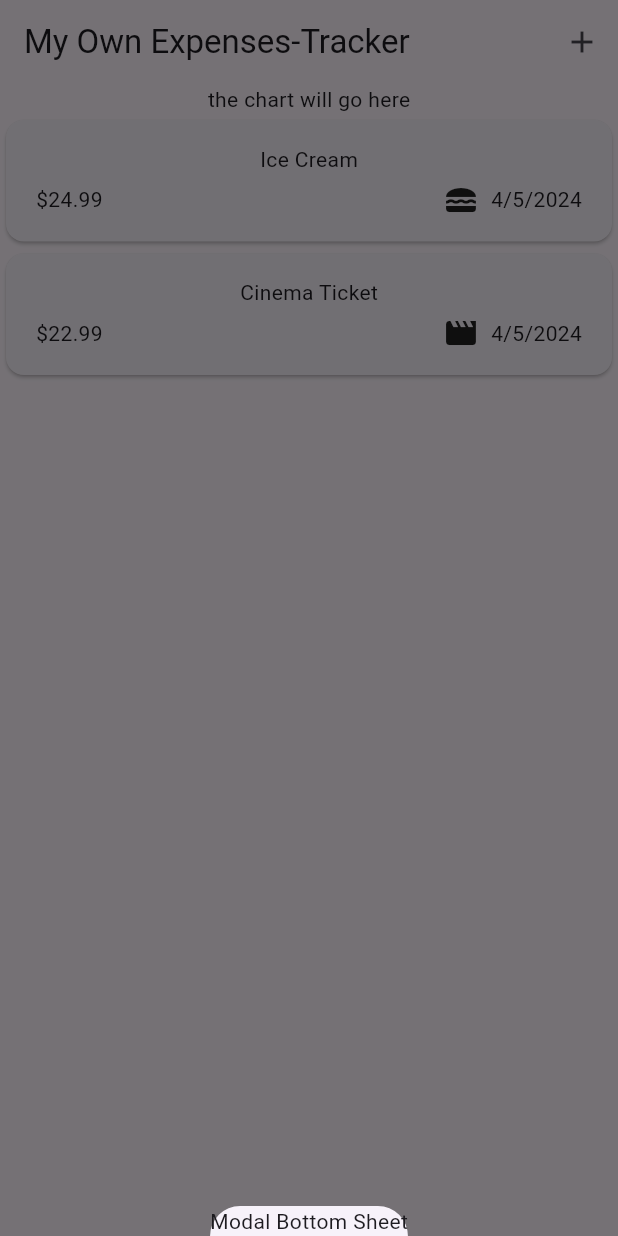
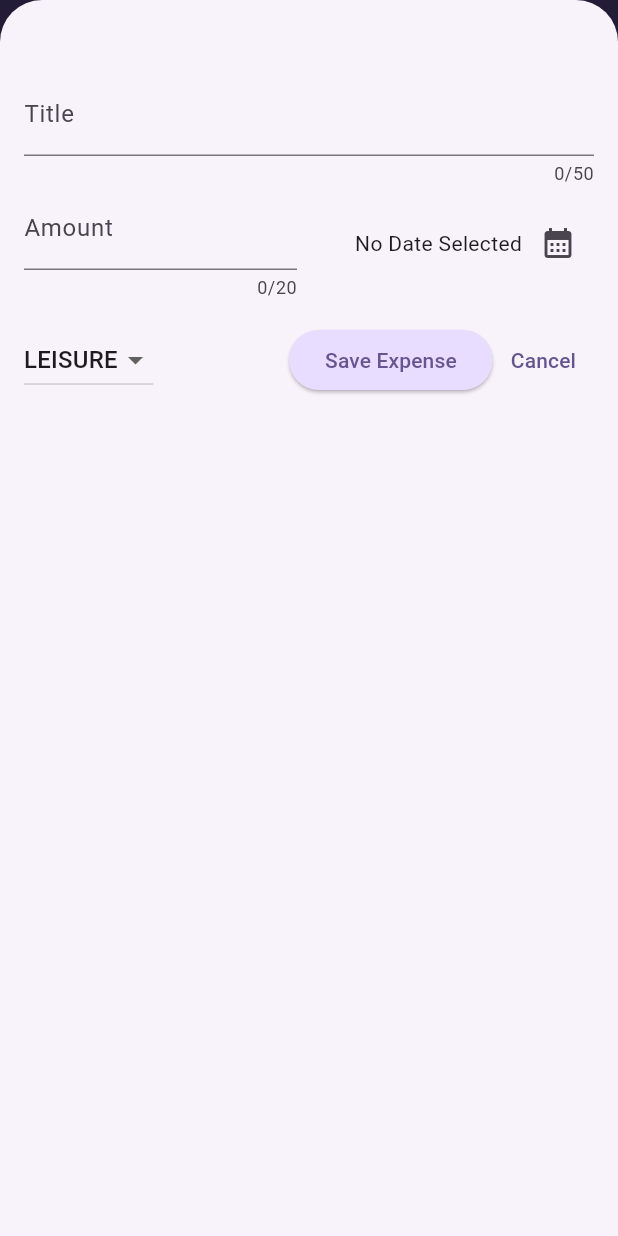
Before and after one commit to karanpatel0608/Expense_Tracker, a Flutter app: the screen it shows after launch, after a tap on the "add" icon, on a phone screen of 412 x 824 dp. Run offline on Flutter 3.47's test engine with Material 3 defaults, Android fonts, the phone set to English and light mode, and no system bars.

Commit message:
added charts and form validations

```diff
--- a/lib/main.dart
+++ b/lib/main.dart
@@ -1,8 +1,56 @@
 import 'package:flutter/material.dart';
 import 'package:expense_tracker/widgets/expenses.dart';
 
+var kColorScheme = ColorScheme.fromSeed(
+  seedColor: const Color.fromARGB(255, 96, 59, 181),
+);
+
+var kDarkColorScheme = ColorScheme.fromSeed(
+  seedColor: const Color.fromARGB(255, 5, 99, 125),
+  brightness: Brightness.dark,
+);
+
 void main() {
-  runApp(const MaterialApp(
-    home: Expenses(),
-  ));
+  runApp(
+    MaterialApp(
+      darkTheme: ThemeData.dark().copyWith(
+        colorScheme: kDarkColorScheme,
+        cardTheme: const CardTheme().copyWith(
+          color: kDarkColorScheme.secondaryContainer,
+          margin: const EdgeInsets.symmetric(horizontal: 16, vertical: 8),
+        ),
+        elevatedButtonTheme: ElevatedButtonThemeData(
+          style: ElevatedButton.styleFrom(
+            backgroundColor: kDarkColorScheme.primaryContainer,
+            foregroundColor: kDarkColorScheme.onPrimaryContainer,
+          ),
+        ),
+      ),
+      theme: ThemeData(useMaterial3: true).copyWith(
+        colorScheme: kColorScheme,
+        appBarTheme: const AppBarTheme().copyWith(
+          backgroundColor: kColorScheme.onPrimaryContainer,
+          foregroundColor: kColorScheme.primaryContainer,
+        ),
+        cardTheme: const CardTheme().copyWith(
+          color: kColorScheme.secondaryContainer,
+          margin: const EdgeInsets.symmetric(horizontal: 16, vertical: 8),
+        ),
+        elevatedButtonTheme: ElevatedButtonThemeData(
+          style: ElevatedButton.styleFrom(
+            backgroundColor: kColorScheme.primaryContainer,
+          ),
+        ),
+        textTheme: ThemeData().textTheme.copyWith(
+              titleLarge: TextStyle(
+                fontWeight: FontWeight.bold,
+                color: kColorScheme.onSecondaryContainer,
+                fontSize: 17,
+              ),
+            ),
+      ),
+      themeMode: ThemeMode.system,
+      home: const Expenses(),
+    ),
+  );
 }
--- a/lib/models/expense.dart
+++ b/lib/models/expense.dart
@@ -35,3 +35,25 @@ class Expense {
     return formatter.format(date);
   }
 }
+
+class ExpenseBucket {
+  const ExpenseBucket({
+    required this.category,
+    required this.expenses,
+  });
+
+  ExpenseBucket.forCategory(List<Expense> allExpenses, this.category): expenses=allExpenses.where((expense)=>expense.category==category).toList();
+
+  final Category category;
+  final List<Expense> expenses;
+
+  double get totalExpenses {
+    double sum = 0;
+
+    for (final expense in expenses) {
+      sum += expense.amount;
+    }
+
+    return sum;
+  }
+}
--- /dev/null
+++ b/lib/widgets/chart/chart.dart
@@ -0,0 +1,95 @@
+ import 'package:flutter/material.dart';
+
+import 'package:expense_tracker/widgets/chart/chart_bar.dart';
+import 'package:expense_tracker/models/expense.dart';
+
+class Chart extends StatelessWidget {
+  const Chart({super.key, required this.expenses});
+
+  final List<Expense> expenses;
+
+  List<ExpenseBucket> get buckets {
+    return [
+      ExpenseBucket.forCategory(expenses, Category.food),
+      ExpenseBucket.forCategory(expenses, Category.leisure),
+      ExpenseBucket.forCategory(expenses, Category.travel),
+      ExpenseBucket.forCategory(expenses, Category.work),
+    ];
+  }
+
+  double get maxTotalExpense {
+    double maxTotalExpense = 0;
+
+    for (final bucket in buckets) {
+      if (bucket.totalExpenses > maxTotalExpense) {
+        maxTotalExpense = bucket.totalExpenses;
+      }
+    }
+
+    return maxTotalExpense;
+  }
+
+  @override
+  Widget build(BuildContext context) {
+    final isDarkMode =
+        MediaQuery.of(context).platformBrightness == Brightness.dark;
+    return Container(
+      margin: const EdgeInsets.all(16),
+      padding: const EdgeInsets.symmetric(
+        vertical: 16,
+        horizontal: 8,
+      ),
+      width: double.infinity,
+      height: 180,
+      decoration: BoxDecoration(
+        borderRadius: BorderRadius.circular(8),
+        gradient: LinearGradient(
+          colors: [
+            Theme.of(context).colorScheme.primary.withOpacity(0.3),
+            Theme.of(context).colorScheme.primary.withOpacity(0.0)
+          ],
+          begin: Alignment.bottomCenter,
+          end: Alignment.topCenter,
+        ),
+      ),
+      child: Column(
+        children: [
+          Expanded(
+            child: Row(
+              crossAxisAlignment: CrossAxisAlignment.end,
+              children: [
+                for (final bucket in buckets) // alternative to map()
+                  ChartBar(
+                    fill: bucket.totalExpenses == 0
+                        ? 0
+                        : bucket.totalExpenses / maxTotalExpense,
+                  )
+              ],
+            ),
+          ),
+          const SizedBox(height: 12),
+          Row(
+            children: buckets
+                .map(
+                  (bucket) => Expanded(
+                    child: Padding(
+                      padding: const EdgeInsets.symmetric(horizontal: 4),
+                      child: Icon(
+                        categoryIcons[bucket.category],
+                        color: isDarkMode
+                            ? Theme.of(context).colorScheme.secondary
+                            : Theme.of(context)
+                                .colorScheme
+                                .primary
+                                .withOpacity(0.7),
+                      ),
+                    ),
+                  ),
+                )
+                .toList(),
+          )
+        ],
+      ),
+    );
+  }
+}
--- /dev/null
+++ b/lib/widgets/chart/chart_bar.dart
@@ -0,0 +1,34 @@
+import 'package:flutter/material.dart';
+
+class ChartBar extends StatelessWidget {
+  const ChartBar({
+    super.key,
+    required this.fill,
+  });
+
+  final double fill;
+
+  @override
+  Widget build(BuildContext context) {
+    final isDarkMode =
+        MediaQuery.of(context).platformBrightness == Brightness.dark;
+    return Expanded(
+      child: Padding(
+        padding: const EdgeInsets.symmetric(horizontal: 4),
+        child: FractionallySizedBox(
+          heightFactor: fill,
+          child: DecoratedBox(
+            decoration: BoxDecoration(
+              shape: BoxShape.rectangle,
+              borderRadius:
+                  const BorderRadius.vertical(top: Radius.circular(8)),
+              color: isDarkMode
+                  ? Theme.of(context).colorScheme.secondary
+                  : Theme.of(context).colorScheme.primary.withOpacity(0.65),
+            ),
+          ),
+        ),
+      ),
+    );
+  }
+}
--- a/lib/widgets/expenses.dart
+++ b/lib/widgets/expenses.dart
@@ -1,6 +1,8 @@
+import 'package:expense_tracker/widgets/chart/chart.dart';
 import 'package:flutter/material.dart';
 import 'package:expense_tracker/models/expense.dart';
 import 'package:expense_tracker/widgets/expenses_list/expenses_list.dart';
+import 'package:expense_tracker/widgets/new_expense.dart';
 
 class Expenses extends StatefulWidget {
   const Expenses({super.key});
@@ -26,16 +28,55 @@ class _ExpensesState extends State<Expenses> {
   ];
 
   void _openAddExpenseOverlay() {
-    //...
+    //..........showModalBottomSheet() is a method that is provided by flutter to show a modal bottom sheet
     showModalBottomSheet(
         context: context,
-        builder: (ctx) => const Text(
-            'Modal Bottom Sheet')); //Ctx is now the context object for the modal element created by flutter
-    //we name it ctx so that it does not get confused with the context of the main scaffold
+        isScrollControlled: true,
+        builder: (ctx) => NewExpense(
+            onAddExpense:
+                _addExpense)); //Ctx is now the context object for the modal element created by flutter
+    //we name it ctx so that it  does not get confused with the context of the main scaffold
+  }
+
+  void _addExpense(Expense expense) {
+    setState(() {
+      _registeredExpenses.add(expense);
+    });
+  }
+
+  void _removeExpense(Expense expense) {
+    final expenseIndex = _registeredExpenses.indexOf(expense);
+    setState(
+      () {
+        _registeredExpenses.remove(expense);
+      },
+    );
+    ScaffoldMessenger.of(context).showSnackBar(
+      SnackBar(
+        duration: const Duration(seconds: 3),
+        content: const Text("Expense deleted!"),
+        action: SnackBarAction(
+          label: 'Undo',
+          onPressed: () {
+            setState(() {
+              _registeredExpenses.insert(expenseIndex, expense);
+            });
+          },
+        ),
+      ),
+    );
   }
 
   @override
   Widget build(context) {
+    Widget mainContent = const Center(child: Text('No expenses added yet!'));
+
+    if (_registeredExpenses.isNotEmpty) {
+      mainContent = ExpensesList(
+        expenses: _registeredExpenses,
+        onRemoveExpense: _removeExpense,
+      );
+    }
     return Scaffold(
       appBar: AppBar(
         title: const Text('My Own Expenses-Tracker'),
@@ -46,11 +87,9 @@ class _ExpensesState extends State<Expenses> {
       ),
       body: Column(
         children: [
-          const Text('the chart will go here'),
+          Chart(expenses: _registeredExpenses),
           Expanded(
-            child: ExpensesList(
-                expenses: // Expanded use krna padega kyuki kind of a column(list) inside a colimn that will lead to problems and no output will come because flutter dont know kiski size kitni rakhni hai
-                    _registeredExpenses),
+            child: mainContent,
           )
         ],
       ),
--- a/lib/widgets/expenses_list/expense_item.dart
+++ b/lib/widgets/expenses_list/expense_item.dart
@@ -11,8 +11,12 @@ class ExpenseItem extends StatelessWidget {
       child: Padding(
           padding: const EdgeInsets.symmetric(horizontal: 20, vertical: 16),
           child: Column(
+            crossAxisAlignment: CrossAxisAlignment.start,
             children: [
-              Text(expense.title),
+              Text(
+                expense.title,
+                style: Theme.of(context).textTheme.titleLarge,
+              ),
               const SizedBox(height: 5),
               Row(
                 children: [
--- a/lib/widgets/expenses_list/expenses_list.dart
+++ b/lib/widgets/expenses_list/expenses_list.dart
@@ -1,11 +1,17 @@
 import 'package:expense_tracker/widgets/expenses_list/expense_item.dart';
+import 'package:flutter/material.dart';
 import 'package:flutter/widgets.dart';
 import 'package:expense_tracker/models/expense.dart';
 
 class ExpensesList extends StatelessWidget {
-  const ExpensesList({super.key, required this.expenses});
+  const ExpensesList({
+    super.key,
+    required this.expenses,
+    required this.onRemoveExpense,
+  });
 
   final List<Expense> expenses;
+  final void Function(Expense) onRemoveExpense;
   @override
   Widget build(context) {
     return //Column() We dont use column here because here we  have list  where we dont know the length of the list it might have a log of items - Lec101
@@ -13,7 +19,20 @@ class ExpensesList extends StatelessWidget {
         // lec 101
         ListView.builder(
       itemCount: expenses.length,
-      itemBuilder: (ctx,index) =>ExpenseItem(expenses[index]),
+      itemBuilder: (ctx, index) => Dismissible(
+        background: Container(
+          color: Theme.of(context).colorScheme.error.withOpacity(0.6),
+          margin: EdgeInsets.symmetric(
+              horizontal: Theme.of(context).cardTheme.margin!.horizontal),
+        ),
+        onDismissed: (direction) {
+          onRemoveExpense(expenses[index]);
+        },
+        key: ValueKey(expenses[index]),
+        child: ExpenseItem(
+          expenses[index],
+        ),
+      ),
     );
   }
 }
--- /dev/null
+++ b/lib/widgets/new_expense.dart
@@ -0,0 +1,176 @@
+import 'package:flutter/material.dart';
+
+import 'package:expense_tracker/models/expense.dart';
+
+class NewExpense extends StatefulWidget {
+  const NewExpense({super.key, required this.onAddExpense});
+
+  final void Function(Expense expense) onAddExpense;
+  @override
+  State<NewExpense> createState() {
+    return _NewExpenseState();
+  }
+}
+
+class _NewExpenseState extends State<NewExpense> {
+  // var _enteredTitle = '';
+  // void _saveTitleInput(String inputValue) {
+  //   _enteredTitle = inputValue;
+  // }  Method 1
+
+  final _titleController = TextEditingController();
+  final _amountController = TextEditingController();
+  DateTime? _selectedDate;
+  Category _selectedCategory = Category.leisure;
+
+  void _presentDatePicker() async {
+    final now = DateTime.now();
+    final firstdate = DateTime(now.year - 1, now.month, now.day);
+    final pickedDate = await showDatePicker(
+      context: context,
+      initialDate: now,
+      firstDate: firstdate,
+      lastDate: now,
+    );
+    //
+    setState(() {
+      _selectedDate = pickedDate;
+    });
+  }
+
+  void _submitExpenseData() {
+    final enteredAmount = double.tryParse(_amountController.text);
+    final amountIsInvalid = enteredAmount == null || enteredAmount <= 0;
+    if (_titleController.text.trim().isEmpty ||
+        amountIsInvalid ||
+        _selectedDate == null) {
+      showDialog(
+        context: context,
+        builder: (ctx) => AlertDialog(
+          title: const Text("Invalid Input"),
+          content: const Text(
+              "Please Make Sure a valid Title, Amount, Date and Category is Entered!"),
+          actions: [
+            TextButton(
+              onPressed: () {
+                Navigator.pop(ctx);
+              },
+              child: const Text('Okay'),
+            )
+          ],
+        ),
+      );
+      return;
+    }
+    widget.onAddExpense(
+      Expense(
+        title: _titleController.text,
+        amount: enteredAmount,
+        date: _selectedDate!,
+        category: _selectedCategory,
+      ),
+    );
+
+    Navigator.pop(context);
+  }
+
+  @override
+  void dispose() {
+    //Todo: Implement dispose method
+    _titleController.dispose();
+    _amountController.dispose();
+    // Dispose method is used to clear the memory after the widget is removed from the widget tree
+    super.dispose();
+  }
+
+  @override
+  Widget build(context) {
+    return Padding(
+      padding: const EdgeInsets.fromLTRB(16, 48, 16, 16),
+      child: Column(
+        children: [
+          TextField(
+            controller:
+                _titleController, //_saveTitleInput, Method 1  line 13-16
+            maxLength: 50,
+            decoration: const InputDecoration(
+              label: Text('Title'),
+            ),
+          ),
+          Row(
+            children: [
+              Expanded(
+                child: TextField(
+                  keyboardType: TextInputType.number,
+                  controller: _amountController,
+                  maxLength: 20,
+                  decoration: const InputDecoration(
+                    label: Text('Amount'),
+                    prefixText:
+                        '\$ ', //prefixText is used to show $ sign before the input field
+                  ),
+                ),
+              ),
+              const SizedBox(width: 16),
+              Expanded(
+                child: Row(
+                  mainAxisAlignment: MainAxisAlignment.end,
+                  crossAxisAlignment: CrossAxisAlignment.center,
+                  children: [
+                    Text(
+                      _selectedDate == null
+                          ? 'No Date Selected'
+                          : formatter.format(_selectedDate!),
+                    ),
+                    IconButton(
+                      onPressed: _presentDatePicker,
+                      icon: const Icon(Icons.calendar_month),
+                    ),
+                  ],
+                ),
+              ),
+            ],
+          ),
+          const SizedBox(
+            height: 16,
+          ),
+          Row(
+            children: [
+              DropdownButton(
+                value: _selectedCategory,
+                items: Category.values
+                    .map(
+                      (category) => DropdownMenuItem(
+                        value: category,
+                        child: Text(
+                          category.name.toUpperCase(),
+                        ),
+                      ),
+                    )
+                    .toList(),
+                onChanged: (value) {
+                  setState(() {
+                    if (value == null) {
+                      return;
+                    }
+                    _selectedCategory = value;
+                  });
+                },
+              ),
+              const Spacer(),
+              ElevatedButton(
+                onPressed: _submitExpenseData,
+                child: const Text('Save Expense'),
+              ),
+              TextButton(
+                  onPressed: () {
+                    Navigator.pop(context);
+                  },
+                  child: const Text('Cancel'))
+            ],
+          ),
+        ],
+      ),
+    );
+  }
+}
```
